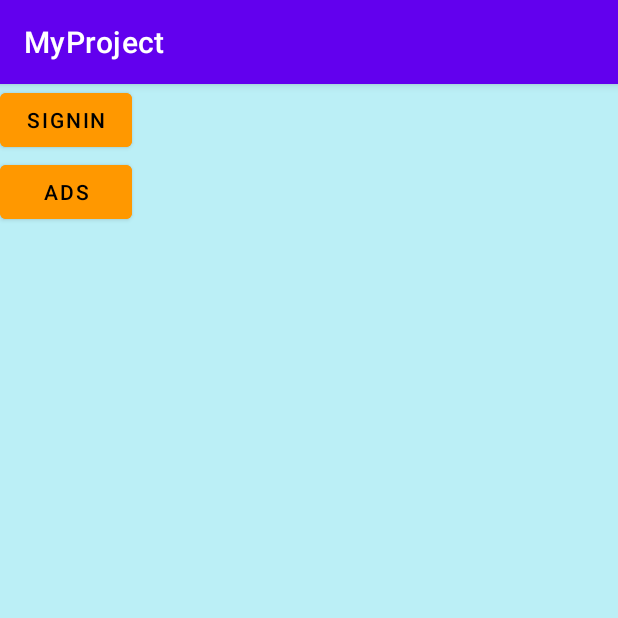
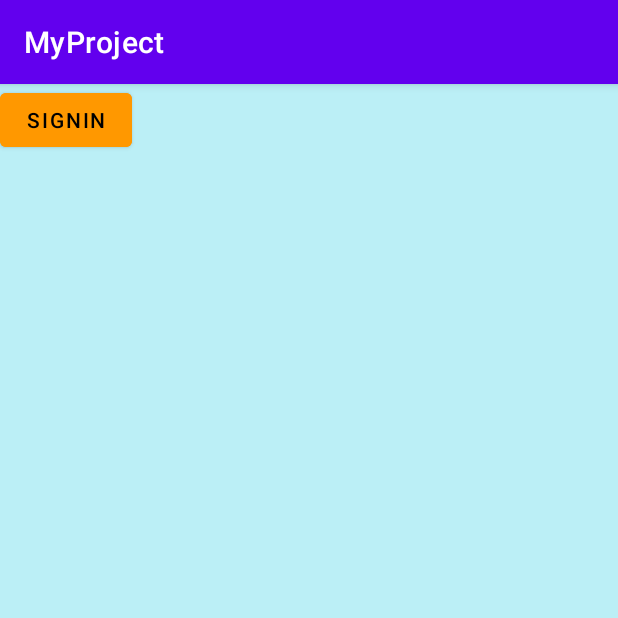
Before and after one commit to NguyenKhacNgoc/MyProject, an Android app: the SettingsActivity screen opened directly, with no data from a screen before it, on a phone screen of 412 x 824 dp, the top half of it. Run offline under Robolectric (Android 15) with nearby library versions, the light colour scheme and no system bars; our stand-ins replace androidx.preference.

Commit message:
Nguyen Khac Ngoc

```diff
--- a/app/build.gradle
+++ b/app/build.gradle
@@ -27,10 +27,8 @@ android {
     }
     buildTypes {
         debug {
-            signingConfig signingConfigs.config
         }
         release {
-            signingConfig signingConfigs.config
             minifyEnabled false
             proguardFiles getDefaultProguardFile('proguard-android-optimize.txt'), 'proguard-rules.pro'
         }
--- a/app/src/main/AndroidManifest.xml
+++ b/app/src/main/AndroidManifest.xml
@@ -19,7 +19,7 @@
             </intent-filter>
         </activity>
         <meta-data android:name="com.huawei.hms.client.channel.androidMarket" android:value="false" />
+        <activity android:name=".BannerActivity" />
         <activity android:name=".NativeActivity" />
-        <activity android:name=".BannerActivity" />
     </application>
 </manifest>
--- a/app/src/main/java/com/khacngoc/myproject/SettingsActivity.java
+++ b/app/src/main/java/com/khacngoc/myproject/SettingsActivity.java
@@ -11,13 +11,12 @@ import androidx.preference.PreferenceFragmentCompat;
 
 public class SettingsActivity extends AppCompatActivity {
     Button signin;
-    Button ads;
     @Override
     protected void onCreate(Bundle savedInstanceState) {
         super.onCreate(savedInstanceState);
         setContentView(R.layout.activity_settings);
         Signin();
-        Ads();
+
         }
     public void Signin ()
     {
@@ -32,17 +31,7 @@ public class SettingsActivity extends AppCompatActivity {
         });
 
     }
-    public void Ads ()
-    {
-        ads = (Button) findViewById(R.id.ads);
-        ads.setOnClickListener(new View.OnClickListener() {
-            @Override
-            public void onClick(View view) {
-                Intent intent = new Intent(SettingsActivity.this, BannerActivity.class);
-                startActivity(intent);
-            }
-        });
-    }
+
 
 
 
--- a/app/src/main/res/layout/activity_settings.xml
+++ b/app/src/main/res/layout/activity_settings.xml
@@ -11,14 +11,6 @@
         android:layout_height="wrap_content"
         android:text="Signin"
         />
-    <Button
-        android:backgroundTint="#FF9800"
-        android:textColor="@color/black"
-        android:id="@+id/ads"
-        android:layout_width="wrap_content"
-        android:layout_height="wrap_content"
-        android:text="Ads"
-        android:layout_below="@+id/signin"/>
 
     <FrameLayout
         android:id="@+id/btnsettings"
```
Also changed, not shown: app/src/main/java/com/khacngoc/myproject/MainActivity.java (+7 -0 lines), 1 other file.
